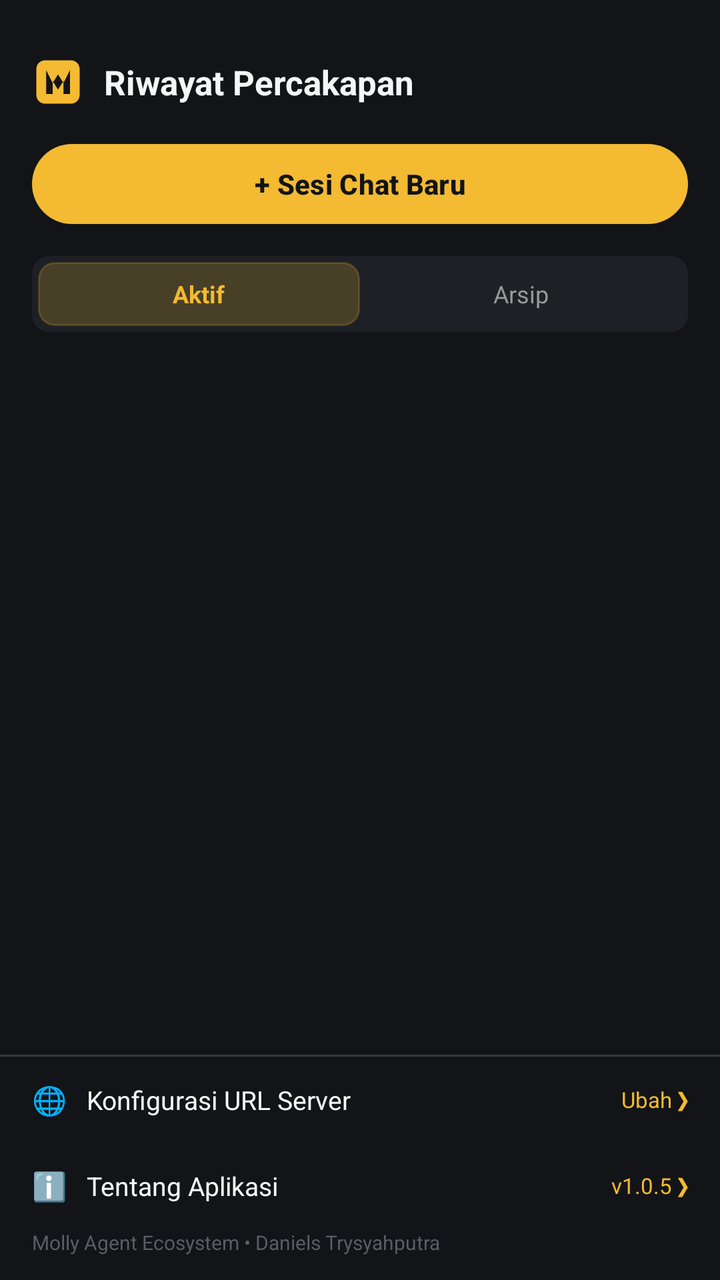
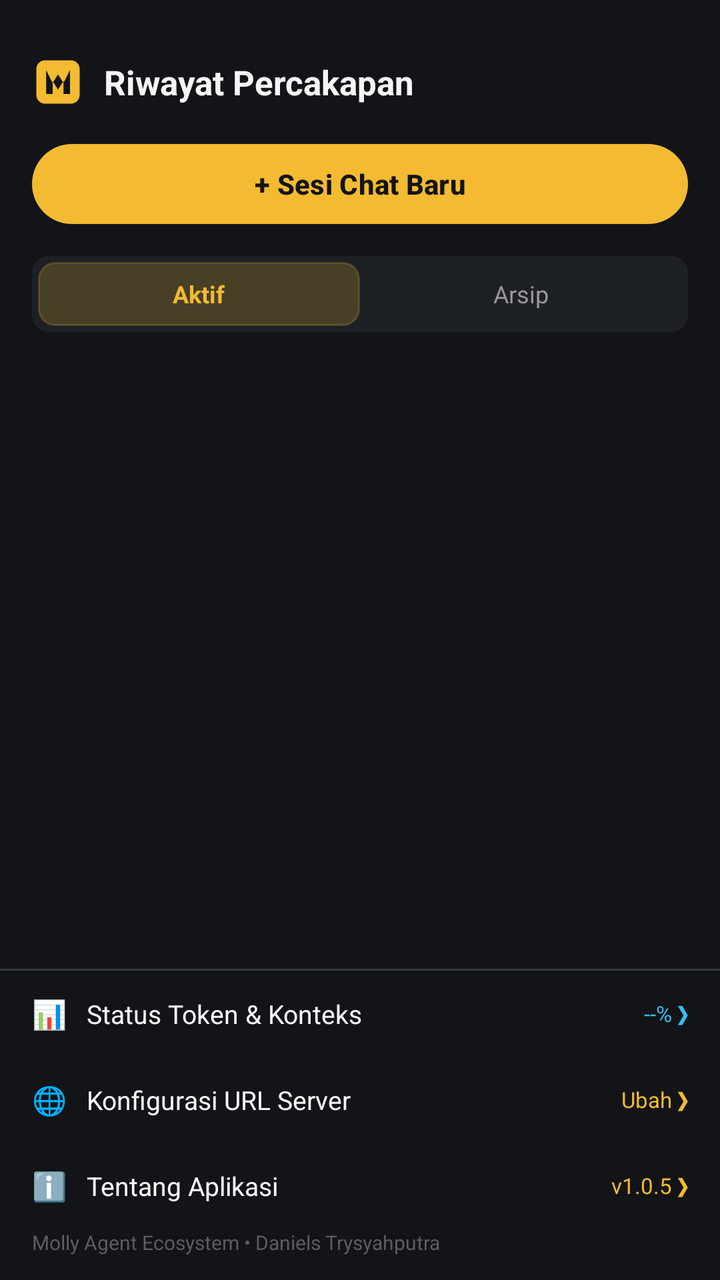

The first picture is an Android layout as it rendered before a commit; the second is the same layout after the commit. The layout source and the unified diff follow.
<!-- AndroidManifest.xml: application theme Theme.MollyAgent -->
<!-- res/layout/layout_session_drawer.xml -->
<?xml version="1.0" encoding="utf-8"?>
<LinearLayout xmlns:android="http://schemas.android.com/apk/res/android"
    xmlns:app="http://schemas.android.com/apk/res-auto"
    android:layout_width="300dp"
    android:layout_height="match_parent"
    android:layout_gravity="start"
    android:background="@color/bg_dark"
    android:clickable="true"
    android:focusable="true"
    android:orientation="vertical"
    android:paddingTop="28dp">

    
    <LinearLayout
        android:layout_width="match_parent"
        android:layout_height="wrap_content"
        android:gravity="center_vertical"
        android:orientation="horizontal"
        android:paddingHorizontal="16dp"
        android:paddingBottom="14dp">

        <ImageView
            android:layout_width="26dp"
            android:layout_height="26dp"
            android:contentDescription="Molly"
            android:src="@drawable/ic_molly_logo" />

        <TextView
            android:layout_width="0dp"
            android:layout_height="wrap_content"
            android:layout_marginStart="10dp"
            android:layout_weight="1"
            android:text="Riwayat Percakapan"
            android:textColor="@color/text_white"
            android:textSize="17sp"
            android:textStyle="bold" />
    </LinearLayout>

    
    <com.google.android.material.button.MaterialButton
        android:id="@+id/btnDrawerNewSession"
        android:layout_width="match_parent"
        android:layout_height="48dp"
        android:layout_marginHorizontal="16dp"
        android:layout_marginBottom="12dp"
        android:text="+ Sesi Chat Baru"
        android:textColor="#121417"
        android:textSize="14sp"
        android:textStyle="bold"
        app:backgroundTint="@color/primary_gold"
        app:cornerRadius="24dp" />

    
    <LinearLayout
        android:layout_width="match_parent"
        android:layout_height="wrap_content"
        android:layout_marginHorizontal="16dp"
        android:layout_marginBottom="10dp"
        android:background="@drawable/bg_action_pill"
        android:backgroundTint="@color/card_dark"
        android:orientation="horizontal"
        android:padding="3dp">

        <TextView
            android:id="@+id/tabActiveSessions"
            android:layout_width="0dp"
            android:layout_height="32dp"
            android:layout_weight="1"
            android:background="@drawable/bg_action_pill"
            android:backgroundTint="#33F3BA32"
            android:gravity="center"
            android:text="Aktif"
            android:textColor="@color/primary_gold"
            android:textSize="12sp"
            android:textStyle="bold" />

        <TextView
            android:id="@+id/tabArchivedSessions"
            android:layout_width="0dp"
            android:layout_height="32dp"
            android:layout_weight="1"
            android:background="@android:color/transparent"
            android:gravity="center"
            android:text="Arsip"
            android:textColor="@color/text_muted"
            android:textSize="12sp" />
    </LinearLayout>

    
    <androidx.recyclerview.widget.RecyclerView
        android:id="@+id/rvDrawerSessions"
        android:layout_width="match_parent"
        android:layout_height="0dp"
        android:layout_weight="1"
        android:clipToPadding="false"
        android:paddingVertical="4dp" />

    
    <TextView
        android:id="@+id/tvEmptySessions"
        android:layout_width="match_parent"
        android:layout_height="wrap_content"
        android:layout_marginTop="32dp"
        android:gravity="center"
        android:text="Belum ada sesi percakapan"
        android:textColor="@color/text_muted"
        android:textSize="13sp"
        android:visibility="gone" />

    
    <View
        android:layout_width="match_parent"
        android:layout_height="1dp"
        android:background="@color/border_dark" />

    
    <LinearLayout
        android:id="@+id/btnDrawerServerConfig"
        android:layout_width="match_parent"
        android:layout_height="wrap_content"
        android:background="?selectableItemBackground"
        android:clickable="true"
        android:focusable="true"
        android:gravity="center_vertical"
        android:orientation="horizontal"
        android:paddingHorizontal="16dp"
        android:paddingVertical="12dp">

        <TextView
            android:layout_width="wrap_content"
            android:layout_height="wrap_content"
            android:text="🌐"
            android:textSize="14sp" />

        <TextView
            android:layout_width="0dp"
            android:layout_height="wrap_content"
            android:layout_marginStart="10dp"
            android:layout_weight="1"
            android:text="Konfigurasi URL Server"
            android:textColor="@color/text_white"
            android:textSize="13sp" />

        <TextView
            android:id="@+id/tvDrawerServerBadge"
            android:layout_width="wrap_content"
            android:layout_height="wrap_content"
            android:text="Ubah ❯"
            android:textColor="@color/primary_gold"
            android:textSize="11sp" />
    </LinearLayout>

    
    <LinearLayout
        android:id="@+id/btnDrawerAbout"
        android:layout_width="match_parent"
        android:layout_height="wrap_content"
        android:background="?selectableItemBackground"
        android:clickable="true"
        android:focusable="true"
        android:gravity="center_vertical"
        android:orientation="horizontal"
        android:paddingHorizontal="16dp"
        android:paddingVertical="12dp">

        <TextView
            android:layout_width="wrap_content"
            android:layout_height="wrap_content"
            android:text="ℹ️"
            android:textSize="14sp" />

        <TextView
            android:layout_width="0dp"
            android:layout_height="wrap_content"
            android:layout_marginStart="10dp"
            android:layout_weight="1"
            android:text="Tentang Aplikasi"
            android:textColor="@color/text_white"
            android:textSize="13sp" />

        <TextView
            android:layout_width="wrap_content"
            android:layout_height="wrap_content"
            android:text="v1.0.5 ❯"
            android:textColor="@color/primary_gold"
            android:textSize="11sp" />
    </LinearLayout>

    <TextView
        android:id="@+id/tvDrawerFooter"
        android:layout_width="match_parent"
        android:layout_height="wrap_content"
        android:paddingHorizontal="16dp"
        android:paddingBottom="12dp"
        android:text="Molly Agent Ecosystem • Daniels Trysyahputra"
        android:textColor="#5A5E64"
        android:textSize="10sp" />

</LinearLayout>
<!-- resources referenced by this layout -->
<resources>
  <color name="bg_dark">#121417</color>
  <color name="border_dark">#34383D</color>
  <color name="card_dark">#1D2024</color>
  <color name="primary_gold">#F3BA32</color>
  <color name="text_muted">#979999</color>
  <color name="text_white">#F5F7F7</color>
  <!-- drawable bg_action_pill (drawable) -->
  <?xml version="1.0" encoding="utf-8"?>
  <shape xmlns:android="http://schemas.android.com/apk/res/android"
      android:shape="rectangle">
      <solid android:color="#242830" />
      <stroke
          android:width="1dp"
          android:color="#363C48" />
      <corners android:radius="8dp" />
      <padding
          android:bottom="5dp"
          android:left="9dp"
          android:right="9dp"
          android:top="5dp" />
  </shape>
  <!-- drawable ic_molly_logo (drawable) -->
  <vector xmlns:android="http://schemas.android.com/apk/res/android"
      android:width="96dp"
      android:height="96dp"
      android:viewportWidth="96"
      android:viewportHeight="96">
      
      <path
          android:fillColor="#F3BA32"
          android:pathData="M24,8 L72,8 C80.8,8 88,15.2 88,24 L88,72 C88,80.8 80.8,88 72,88 L24,88 C15.2,88 8,80.8 8,72 L8,24 C8,15.2 15.2,8 24,8 Z" />
      
      <path
          android:fillColor="#121417"
          android:pathData="M26,70 L26,26 L38,50 L48,34 L58,50 L70,26 L70,70 L58,70 L58,46 L48,62 L38,46 L38,70 Z" />
  </vector>
  <style name="Theme.MollyAgent" parent="Theme.Material3.Dark.NoActionBar">
          <item name="colorPrimary">@color/primary_gold</item>
          <item name="colorPrimaryDark">@color/primary_gold_dark</item>
          <item name="colorSecondary">@color/primary_gold</item>
          <item name="android:windowBackground">@color/bg_dark</item>
          <item name="android:statusBarColor">@color/bg_dark</item>
          <item name="android:navigationBarColor">@color/bg_dark</item>
      </style>
  <color name="primary_gold_dark">#E2AB28</color>
</resources>

<!-- the commit's change to res/layout/layout_session_drawer.xml (unified diff, before → after) -->
@@ -115,6 +115,43 @@
 
     
     <LinearLayout
+        android:id="@+id/btnDrawerStatus"
+        android:layout_width="match_parent"
+        android:layout_height="wrap_content"
+        android:background="?selectableItemBackground"
+        android:clickable="true"
+        android:focusable="true"
+        android:gravity="center_vertical"
+        android:orientation="horizontal"
+        android:paddingHorizontal="16dp"
+        android:paddingVertical="12dp">
+
+        <TextView
+            android:layout_width="wrap_content"
+            android:layout_height="wrap_content"
+            android:text="📊"
+            android:textSize="14sp" />
+
+        <TextView
+            android:layout_width="0dp"
+            android:layout_height="wrap_content"
+            android:layout_marginStart="10dp"
+            android:layout_weight="1"
+            android:text="Status Token &amp; Konteks"
+            android:textColor="@color/text_white"
+            android:textSize="13sp" />
+
+        <TextView
+            android:id="@+id/tvDrawerStatusBadge"
+            android:layout_width="wrap_content"
+            android:layout_height="wrap_content"
+            android:text="--% ❯"
+            android:textColor="#38BDF8"
+            android:textSize="11sp" />
+    </LinearLayout>
+
+    
+    <LinearLayout
         android:id="@+id/btnDrawerServerConfig"
         android:layout_width="match_parent"
         android:layout_height="wrap_content"
